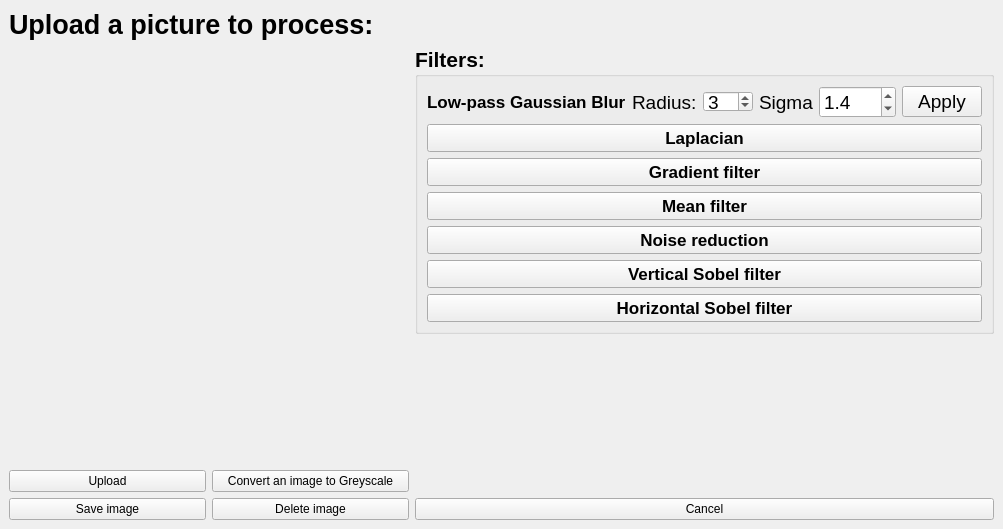
RitaPlusPlus/image-processing, file image_processing.ui: the form before one commit.
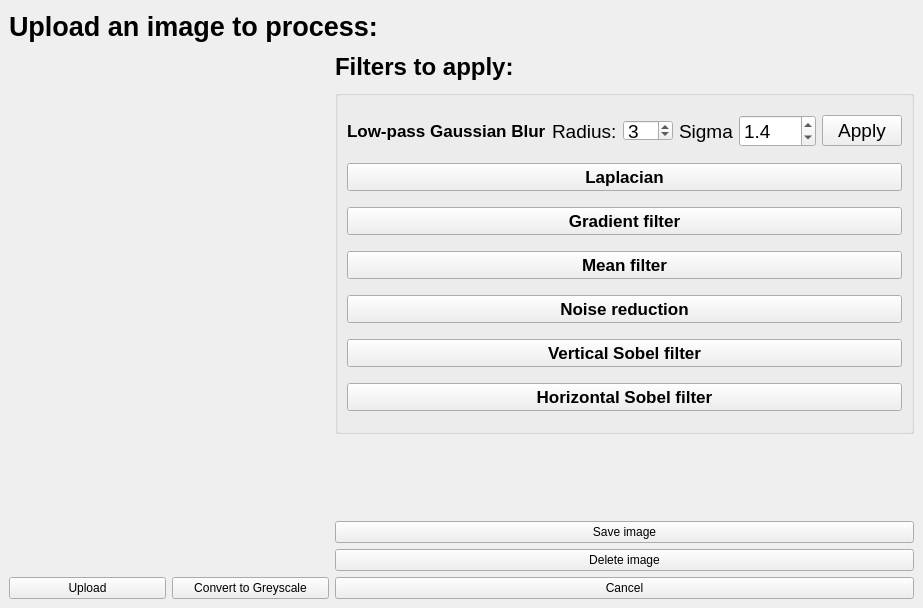
The form after the commit.

Patch:
```diff
--- a/image_processing.ui
+++ b/image_processing.ui
@@ -6,8 +6,8 @@
    <rect>
     <x>0</x>
     <y>0</y>
-    <width>1003</width>
-    <height>529</height>
+    <width>923</width>
+    <height>608</height>
    </rect>
   </property>
   <property name="windowTitle">
@@ -17,17 +17,17 @@
    <layout class="QVBoxLayout" name="verticalLayout_2">
     <item>
      <layout class="QGridLayout" name="gridLayout">
-      <item row="16" column="0">
-       <widget class="QPushButton" name="pushB_Download">
-        <property name="text">
-         <string>Save image</string>
+      <item row="0" column="0" colspan="3">
+       <widget class="QLabel" name="label_title">
+        <property name="font">
+         <font>
+          <family>Arial</family>
+          <pointsize>20</pointsize>
+          <bold>true</bold>
+         </font>
         </property>
-       </widget>
-      </item>
-      <item row="15" column="1">
-       <widget class="QPushButton" name="pushB_convertGS">
         <property name="text">
-         <string>Convert an image to Greyscale</string>
+         <string>Upload an image to process:</string>
         </property>
        </widget>
       </item>
@@ -38,42 +38,21 @@
         </property>
        </widget>
       </item>
-      <item row="16" column="1">
+      <item row="15" column="2">
        <widget class="QPushButton" name="pushB_deleteImage">
         <property name="text">
          <string>Delete image</string>
         </property>
        </widget>
       </item>
-      <item row="2" column="0" rowspan="13" colspan="2">
-       <widget class="QLabel" name="label_image">
+      <item row="14" column="2">
+       <widget class="QPushButton" name="pushB_Download">
         <property name="text">
-         <string/>
+         <string>Save image</string>
         </property>
        </widget>
       </item>
-      <item row="0" column="0" colspan="3">
-       <widget class="QLabel" name="label_title">
-        <property name="font">
-         <font>
-          <family>Arial</family>
-          <pointsize>20</pointsize>
-          <bold>true</bold>
-         </font>
-        </property>
-        <property name="text">
-         <string>Upload a picture to process:</string>
-        </property>
-       </widget>
-      </item>
-      <item row="15" column="0">
-       <widget class="QPushButton" name="pushB_Upload">
-        <property name="text">
-         <string>Upload</string>
-        </property>
-       </widget>
-      </item>
-      <item row="2" column="2" rowspan="4">
+      <item row="2" column="2" rowspan="10">
        <widget class="QGroupBox" name="groupB_filters">
         <property name="font">
          <font>
@@ -83,7 +62,7 @@
          </font>
         </property>
         <property name="title">
-         <string>Filters:</string>
+         <string/>
         </property>
         <layout class="QVBoxLayout" name="verticalLayout">
          <item>
@@ -279,6 +258,41 @@
         </layout>
        </widget>
       </item>
+      <item row="1" column="2">
+       <widget class="QLabel" name="label_4">
+        <property name="font">
+         <font>
+          <family>Arial</family>
+          <pointsize>18</pointsize>
+          <bold>true</bold>
+         </font>
+        </property>
+        <property name="text">
+         <string>Filters to apply:</string>
+        </property>
+       </widget>
+      </item>
+      <item row="16" column="0">
+       <widget class="QPushButton" name="pushB_Upload">
+        <property name="text">
+         <string>Upload</string>
+        </property>
+       </widget>
+      </item>
+      <item row="16" column="1">
+       <widget class="QPushButton" name="pushB_convertGS">
+        <property name="text">
+         <string>Convert to Greyscale</string>
+        </property>
+       </widget>
+      </item>
+      <item row="1" column="0" rowspan="15" colspan="2">
+       <widget class="QLabel" name="label_image">
+        <property name="text">
+         <string/>
+        </property>
+       </widget>
+      </item>
      </layout>
     </item>
    </layout>
```
